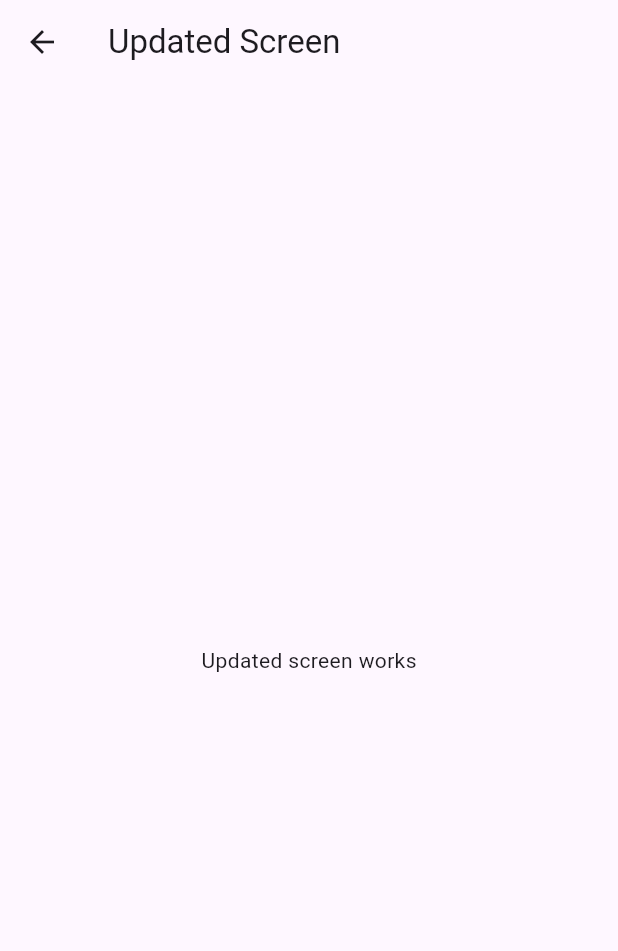
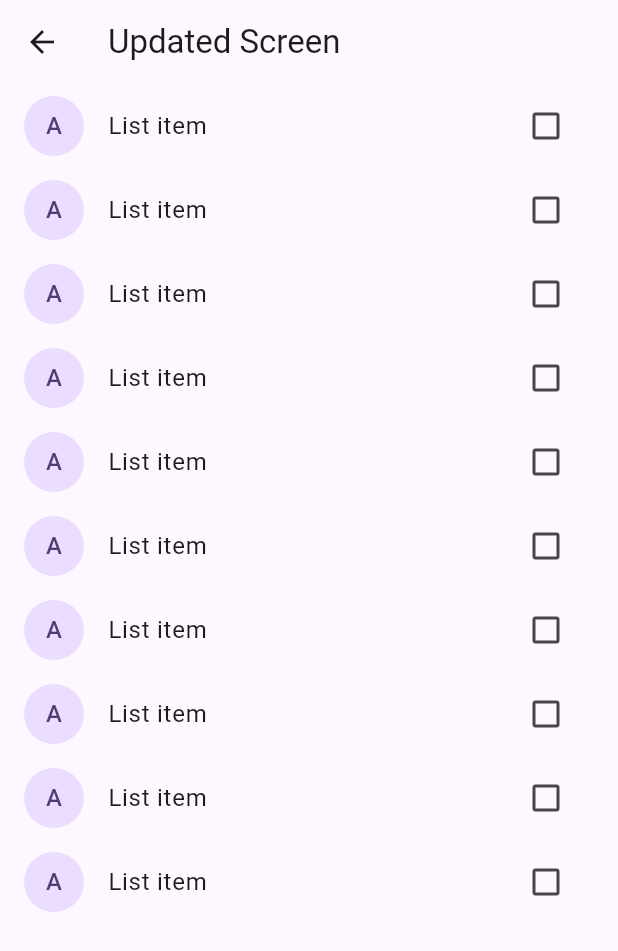
Before and after one commit to aujaramusa02/home_apps, a Flutter app: the screen it shows after launch, after a tap on "Updates", on a phone screen of 412 x 824 dp. Shown: the top 951 px of the screen. Run offline on Flutter 3.47's test engine with Material 3 defaults, Android fonts, the phone set to English and light mode, and no system bars.

Commit message:
I have work on gallery screen, home screen, login screen, updates screens

```diff
--- a/lib/Screens/updates_screen.dart
+++ b/lib/Screens/updates_screen.dart
@@ -8,7 +8,21 @@ class UpdatedScreen extends StatelessWidget {
       appBar: AppBar(
         title: Text('Updated Screen'),
       ),
-      body: Center(child: Text('Updated screen works'),),
-    );
+      body:ListView.builder (
+        itemCount: 10,
+        itemBuilder: (context, index){
+          return ListTile(
+            onTap: () {
+              print(index);
+            },
+            leading: CircleAvatar(
+              child: Text('A'),
+
+            ),
+            title: Text('List item'),
+            trailing: Checkbox(value: false, onChanged:(k){}),
+          );
+        }
+      )   );
   }
 }
--- a/lib/home_screen.dart
+++ b/lib/home_screen.dart
@@ -102,16 +102,6 @@ class _MyHomePageState extends State<MyHomePage> {
                   );
 
                 }, child: Text('Social'))),
-        const SizedBox(
-          width: 250,
-          child: TextField(
-            obscureText: false,
-            decoration: InputDecoration(
-              border: OutlineInputBorder(),
-              labelText: 'Password',
-            ),
-          ),
-        )
           ],
         ),
       ),
@@ -125,7 +115,7 @@ class _MyHomePageState extends State<MyHomePage> {
         tooltip: 'Increment',
         child: const Icon(Icons.delete),
       ),
-      floatingActionButtonLocation: FloatingActionButtonLocation.centerFloat,// This trailing comma makes auto-formatting nicer for build methods.
+      floatingActionButtonLocation: FloatingActionButtonLocation.endFloat,// This trailing comma makes auto-formatting nicer for build methods.
     );
   }
 }
```
Also changed, not shown: lib/Screens/gallery_screen.dart (+37 -6 lines), lib/Screens/login_screen.dart (+4 -3 lines).
